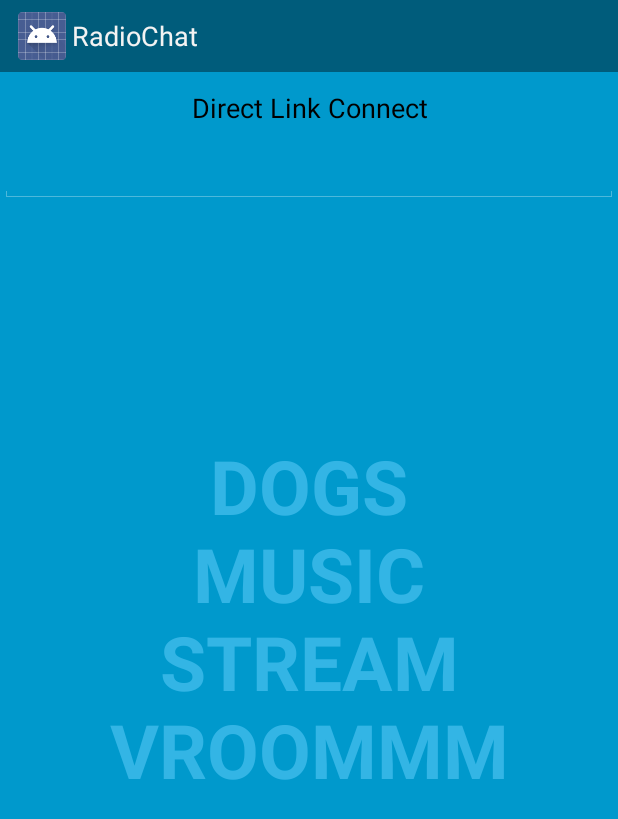
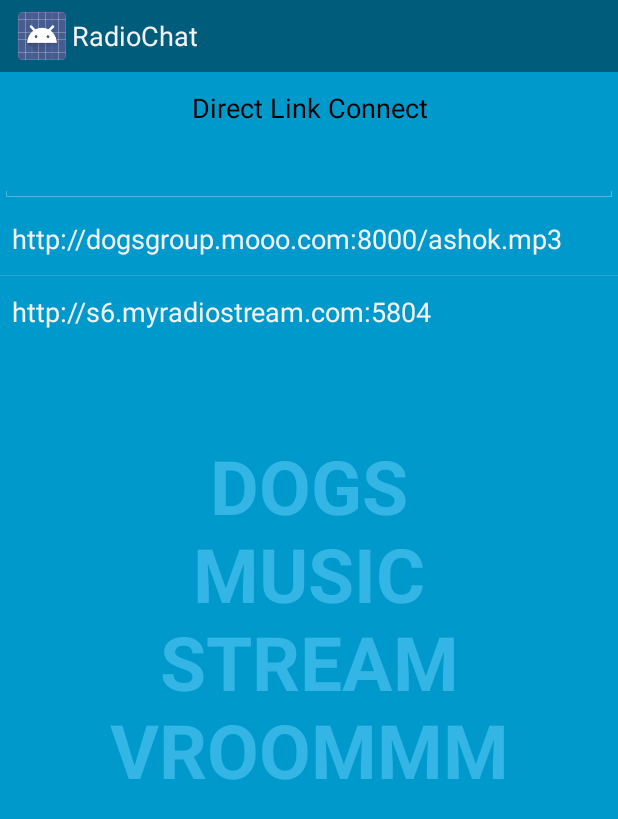
Before and after one commit to DogsGroup/RadioChatProject, an Android app: the screen it shows after launch (FullscreenActivity), on a phone screen of 412 x 824 dp. Shown: the top 819 px of the screen. Run offline under Robolectric (Android 15) with nearby library versions, the phone set to English and light mode, and no system bars.

Commit message:
Added Source List
Changes with source list items added

```diff
--- a/RadioChat/src/main/java/com/dogs/radiochat/FullscreenActivity.java
+++ b/RadioChat/src/main/java/com/dogs/radiochat/FullscreenActivity.java
@@ -14,11 +14,15 @@ import android.os.Handler;
 import android.util.Log;
 import android.view.MotionEvent;
 import android.view.View;
+import android.widget.AdapterView;
+import android.widget.ArrayAdapter;
 import android.widget.EditText;
+import android.widget.ListView;
 
 import com.dogs.radiochat.util.SystemUiHider;
 
 import java.io.IOException;
+import java.util.ArrayList;
 
 import static android.media.MediaPlayer.OnPreparedListener;
 
@@ -64,6 +68,13 @@ public class FullscreenActivity extends Activity {
     private Context context;
     private static ProgressDialog pd;
     private static EditText urlTextBox;
+    private static ListView srcStreamListView;
+    //LIST OF ARRAY STRINGS WHICH WILL SERVE AS LIST ITEMS
+    ArrayList<String> srcStreamList = new ArrayList<String>();
+
+    //DEFINING A STRING ADAPTER WHICH WILL HANDLE THE DATA OF THE LISTVIEW
+    ArrayAdapter<String> srcStreamAdapter;
+
     @Override
     protected void onCreate(Bundle savedInstanceState) {
         super.onCreate(savedInstanceState);
@@ -73,8 +84,19 @@ public class FullscreenActivity extends Activity {
         urlTextBox = (EditText)findViewById(R.id.directUrlTextBox);
         final View controlsView = findViewById(R.id.fullscreen_content_controls);
         final View contentView = findViewById(R.id.fullscreen_content);
+        srcStreamListView = (ListView)findViewById(R.id.ui_streamSrcList);
 
-
+        srcStreamAdapter=new ArrayAdapter<String>(this, android.R.layout.simple_list_item_1,
+                srcStreamList);
+        srcStreamListView.setAdapter(srcStreamAdapter);
+        srcStreamList.add(0,"http://dogsgroup.mooo.com:8000/ashok.mp3");
+        srcStreamList.add(1,"http://s6.myradiostream.com:5804");
+        srcStreamListView.setOnItemClickListener(new AdapterView.OnItemClickListener() {
+            @Override
+            public void onItemClick(AdapterView<?> adapterView, View view, int i, long l) {
+                urlTextBox.setText(srcStreamList.get(i));
+            }
+        });
         // Set up an instance of SystemUiHider to control the system UI for
         // this activity.
         mSystemUiHider = SystemUiHider.getInstance(this, contentView, HIDER_FLAGS);
--- a/RadioChat/src/main/res/layout/activity_fullscreen.xml
+++ b/RadioChat/src/main/res/layout/activity_fullscreen.xml
@@ -72,6 +72,13 @@
                 android:layout_height="wrap_content"
                 android:id="@+id/directUrlTextBox"
                 android:textColor="#000000" />
+
+            <ListView
+                android:layout_width="wrap_content"
+                android:layout_height="wrap_content"
+                android:id="@+id/ui_streamSrcList"
+                android:layout_gravity="center_horizontal"
+                android:choiceMode="singleChoice" />
         </LinearLayout>
 
 
```
Also changed, not shown: 1 other file.
